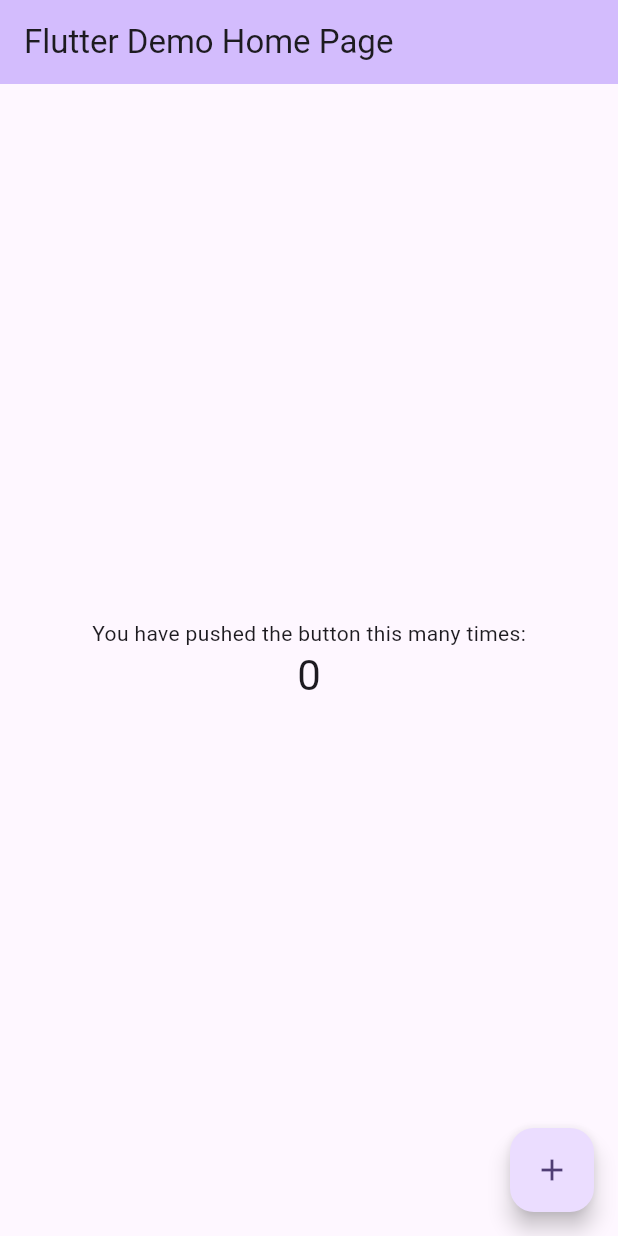
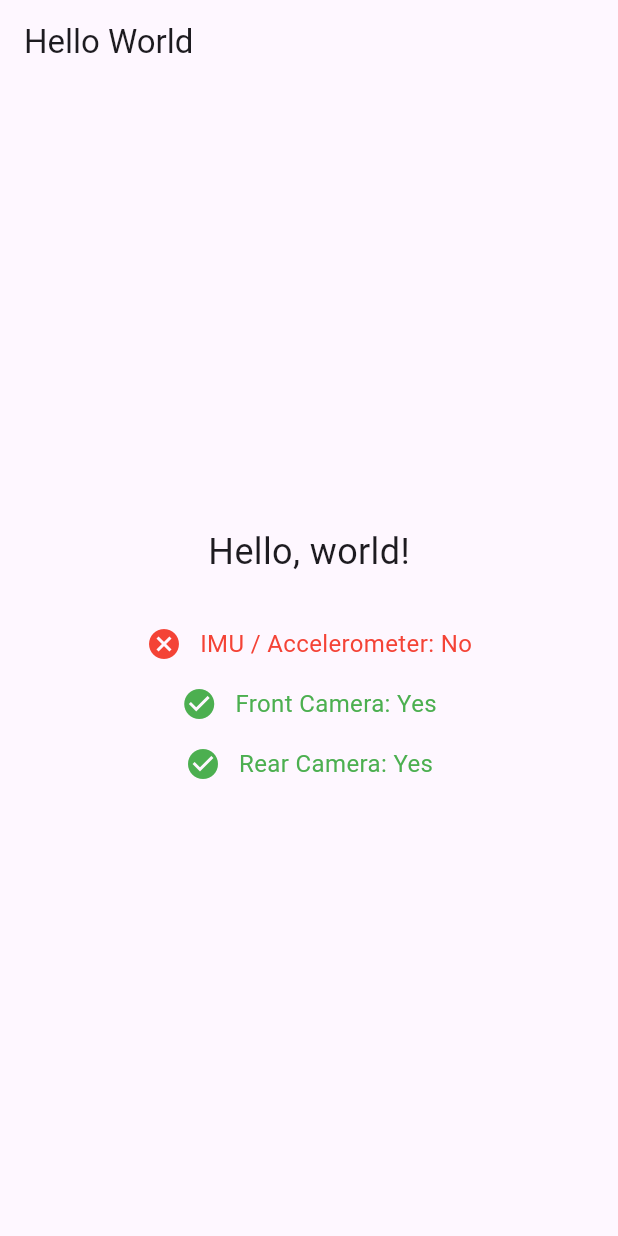
Before and after one commit to bowlingjared/wallballdoll, a Flutter app: the screen it shows after launch, on a phone screen of 412 x 824 dp. Run offline on Flutter 3.47's test engine with Material 3 defaults, Android fonts, the phone set to English and light mode, and no system bars; our stand-ins replace camera, sensors_plus.

Commit message:
Add camera and accelerometers checks

```diff
--- a/wallball/lib/main.dart
+++ b/wallball/lib/main.dart
@@ -1,4 +1,6 @@
 import 'package:flutter/material.dart';
+import 'package:sensors_plus/sensors_plus.dart';
+import 'package:camera/camera.dart';
 
 void main() {
   runApp(const MyApp());
@@ -7,116 +9,127 @@ void main() {
 class MyApp extends StatelessWidget {
   const MyApp({super.key});
 
-  // This widget is the root of your application.
   @override
   Widget build(BuildContext context) {
     return MaterialApp(
-      title: 'Flutter Demo',
-      theme: ThemeData(
-        // This is the theme of your application.
-        //
-        // TRY THIS: Try running your application with "flutter run". You'll see
-        // the application has a purple toolbar. Then, without quitting the app,
-        // try changing the seedColor in the colorScheme below to Colors.green
-        // and then invoke "hot reload" (save your changes or press the "hot
-        // reload" button in a Flutter-supported IDE, or press "r" if you used
-        // the command line to start the app).
-        //
-        // Notice that the counter didn't reset back to zero; the application
-        // state is not lost during the reload. To reset the state, use hot
-        // restart instead.
-        //
-        // This works for code too, not just values: Most code changes can be
-        // tested with just a hot reload.
-        colorScheme: .fromSeed(seedColor: Colors.deepPurple),
-      ),
-      home: const MyHomePage(title: 'Flutter Demo Home Page'),
+      title: 'Wall Ball Form App',
+      home: const HomePage(),
     );
   }
 }
 
-class MyHomePage extends StatefulWidget {
-  const MyHomePage({super.key, required this.title});
-
-  // This widget is the home page of your application. It is stateful, meaning
-  // that it has a State object (defined below) that contains fields that affect
-  // how it looks.
-
-  // This class is the configuration for the state. It holds the values (in this
-  // case the title) provided by the parent (in this case the App widget) and
-  // used by the build method of the State. Fields in a Widget subclass are
-  // always marked "final".
-
-  final String title;
+class HomePage extends StatefulWidget {
+  const HomePage({super.key});
 
   @override
-  State<MyHomePage> createState() => _MyHomePageState();
+  State<HomePage> createState() => _HomePageState();
 }
 
-class _MyHomePageState extends State<MyHomePage> {
-  int _counter = 0;
+class _HomePageState extends State<HomePage> {
+  bool _hasAccelerometer = false;
+  bool _hasFrontCamera = false;
+  bool _hasRearCamera = false;
+  bool _checked = false;
 
-  void _incrementCounter() {
-    setState(() {
-      // This call to setState tells the Flutter framework that something has
-      // changed in this State, which causes it to rerun the build method below
-      // so that the display can reflect the updated values. If we changed
-      // _counter without calling setState(), then the build method would not be
-      // called again, and so nothing would appear to happen.
-      _counter++;
-    });
+  @override
+  void initState() {
+    super.initState();
+    _checkHardware();
+  }
+
+  Future<void> _checkHardware() async {
+    bool accelAvailable = false;
+    try {
+      await accelerometerEvents.first.timeout(const Duration(milliseconds: 500));
+      accelAvailable = true;
+    } catch (_) {
+      accelAvailable = false;
+    }
+
+    List<CameraDescription> cameras = [];
+    try {
+      cameras = await availableCameras();
+    } catch (_) {
+      cameras = [];
+    }
+
+    bool front = cameras.any((c) => c.lensDirection == CameraLensDirection.front);
+    bool rear = cameras.any((c) => c.lensDirection == CameraLensDirection.back);
+
+    if (mounted) {
+      setState(() {
+        _hasAccelerometer = accelAvailable;
+        _hasFrontCamera = front;
+        _hasRearCamera = rear;
+        _checked = true;
+      });
+    }
   }
 
   @override
   Widget build(BuildContext context) {
-    // This method is rerun every time setState is called, for instance as done
-    // by the _incrementCounter method above.
-    //
-    // The Flutter framework has been optimized to make rerunning build methods
-    // fast, so that you can just rebuild anything that needs updating rather
-    // than having to individually change instances of widgets.
     return Scaffold(
-      appBar: AppBar(
-        // TRY THIS: Try changing the color here to a specific color (to
-        // Colors.amber, perhaps?) and trigger a hot reload to see the AppBar
-        // change color while the other colors stay the same.
-        backgroundColor: Theme.of(context).colorScheme.inversePrimary,
-        // Here we take the value from the MyHomePage object that was created by
-        // the App.build method, and use it to set our appbar title.
-        title: Text(widget.title),
-      ),
+      appBar: AppBar(title: const Text('Hello World')),
       body: Center(
-        // Center is a layout widget. It takes a single child and positions it
-        // in the middle of the parent.
         child: Column(
-          // Column is also a layout widget. It takes a list of children and
-          // arranges them vertically. By default, it sizes itself to fit its
-          // children horizontally, and tries to be as tall as its parent.
-          //
-          // Column has various properties to control how it sizes itself and
-          // how it positions its children. Here we use mainAxisAlignment to
-          // center the children vertically; the main axis here is the vertical
-          // axis because Columns are vertical (the cross axis would be
-          // horizontal).
-          //
-          // TRY THIS: Invoke "debug painting" (choose the "Toggle Debug Paint"
-          // action in the IDE, or press "p" in the console), to see the
-          // wireframe for each widget.
-          mainAxisAlignment: .center,
+          mainAxisAlignment: MainAxisAlignment.center,
           children: [
-            const Text('You have pushed the button this many times:'),
-            Text(
-              '$_counter',
-              style: Theme.of(context).textTheme.headlineMedium,
-            ),
+            const Text('Hello, world!', style: TextStyle(fontSize: 24)),
+            const SizedBox(height: 24),
+            if (!_checked)
+              const CircularProgressIndicator()
+            else
+              Column(
+                children: [
+                  _HardwareRow(
+                    label: 'IMU / Accelerometer',
+                    available: _hasAccelerometer,
+                  ),
+                  _HardwareRow(
+                    label: 'Front Camera',
+                    available: _hasFrontCamera,
+                  ),
+                  _HardwareRow(
+                    label: 'Rear Camera',
+                    available: _hasRearCamera,
+                  ),
+                ],
+              ),
           ],
         ),
-      ),
-      floatingActionButton: FloatingActionButton(
-        onPressed: _incrementCounter,
-        tooltip: 'Increment',
-        child: const Icon(Icons.add),
       ),
     );
   }
 }
+
+class _HardwareRow extends StatelessWidget {
+  final String label;
+  final bool available;
+
+  const _HardwareRow({required this.label, required this.available});
+
+  @override
+  Widget build(BuildContext context) {
+    return Padding(
+      padding: const EdgeInsets.symmetric(vertical: 8),
+      child: Row(
+        mainAxisSize: MainAxisSize.min,
+        children: [
+          Icon(
+            available ? Icons.check_circle : Icons.cancel,
+            color: available ? Colors.green : Colors.red,
+            size: 24,
+          ),
+          const SizedBox(width: 12),
+          Text(
+            '$label: ${available ? "Yes" : "No"}',
+            style: TextStyle(
+              fontSize: 16,
+              color: available ? Colors.green : Colors.red,
+            ),
+          ),
+        ],
+      ),
+    );
+  }
+}
--- a/wallball/pubspec.yaml
+++ b/wallball/pubspec.yaml
@@ -34,6 +34,8 @@ dependencies:
   # The following adds the Cupertino Icons font to your application.
   # Use with the CupertinoIcons class for iOS style icons.
   cupertino_icons: ^1.0.8
+  sensors_plus: ^6.0.0
+  camera: ^0.11.0
 
 dev_dependencies:
   flutter_test:
```
Also changed, not shown: wallball/pubspec.lock.
